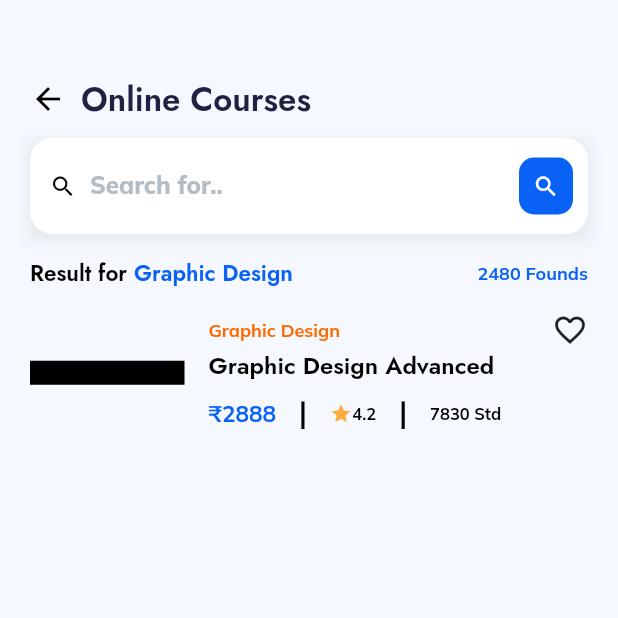
After one commit to kunalprabhu21/udemy, a Flutter app: the SearchViewResults screen opened directly, on a phone screen of 412 x 824 dp, the top half of it. The commit adds this screen. Run offline on Flutter 3.47's test engine with Material 2 defaults, Android fonts, the phone set to English and light mode, and no system bars; our stand-ins replace carousel_slider, flutter_spinkit, google_fonts, introduction_screen, smooth_page_indicator; network calls fail.

Commit message:
search implemented

```diff
--- a/lib/screens/Home.dart
+++ b/lib/screens/Home.dart
@@ -5,6 +5,7 @@ import 'package:smooth_page_indicator/smooth_page_indicator.dart';
 
 import '../theme/screen_util.dart';
 import '../theme/theme_helper.dart';
+import 'Searchview.dart';
 
 
 class HomeScreen extends StatefulWidget {
@@ -38,6 +39,7 @@ class _HomeScreenState extends State<HomeScreen> {
               children: [
                 SizedBox(height: 44,),
                 CustomSearchView(
+                  onPressedSearchBar: openSearchDelegate,
                   onPressedSuffix: openBottomSheet,
                   autofocus: false,
                   controller: searchController,
@@ -138,12 +140,10 @@ class _HomeScreenState extends State<HomeScreen> {
                               ),
                               // height: 90.0, // Adjust the width as needed
                               width: 250,
-
                               child: Column(
                                 crossAxisAlignment: CrossAxisAlignment.start,
                                 children: [
                                   Row(
-
                                     children: [
                                       Text("Graphic Design",style: theme.textTheme.titleSmall?.copyWith(color: Color(0xffFF6B00)),),
                                       Icon(Icons.favorite_border)
@@ -258,6 +258,14 @@ class _HomeScreenState extends State<HomeScreen> {
       },
     );
   }
+
+  void openSearchDelegate() {
+    Navigator.push(
+      context,
+      MaterialPageRoute(builder: (context) => SearchView()),
+    );
+  }
+
   /// Section Widget
   PreferredSizeWidget _buildAppBar(BuildContext context) {
     return AppBar(
@@ -319,6 +327,7 @@ class CustomSearchView extends StatelessWidget {
     this.validator,
     this.onChanged,
     this.onPressedSuffix,
+    this.onPressedSearchBar,
   }) : super(
     key: key,
   );
@@ -367,13 +376,18 @@ class CustomSearchView extends StatelessWidget {
 
   final VoidCallback? onPressedSuffix;
 
+  final VoidCallback? onPressedSearchBar;
+
   @override
   Widget build(BuildContext context) {
     return alignment != null
-        ? Align(
+        ? GestureDetector(
+      onTap: onPressedSearchBar,
+          child: Align(
       alignment: alignment ?? Alignment.center,
       child: searchViewWidget(context),
-    )
+    ),
+        )
         : searchViewWidget(context);
   }
 
@@ -390,6 +404,7 @@ class CustomSearchView extends StatelessWidget {
     ),
     width: width ?? double.maxFinite,
     child: TextFormField(
+      onTap: onPressedSearchBar,
       scrollPadding:
       EdgeInsets.only(bottom: MediaQuery.of(context).viewInsets.bottom),
       controller: controller,
--- /dev/null
+++ b/lib/screens/searchResults/search_results.dart
@@ -0,0 +1,138 @@
+import 'package:flutter/material.dart';
+
+import '../../theme/screen_util.dart';
+import '../../theme/theme_helper.dart';
+import '../Home.dart';
+
+
+
+
+class SearchViewResults extends StatelessWidget {
+  @override
+  Widget build(BuildContext context) {
+    return Scaffold(
+      backgroundColor: Color(0xffF5F9FF),
+      body: YourContentWidget(),
+    );
+  }
+}
+
+class YourContentWidget extends StatefulWidget {
+  @override
+  _YourContentWidgetState createState() => _YourContentWidgetState();
+}
+
+class _YourContentWidgetState extends State<YourContentWidget> {
+  String searchQuery = '';
+  List<String> suggestions = []; // Simulated dynamic suggestions
+  TextEditingController searchController = TextEditingController();
+  @override
+  Widget build(BuildContext context) {
+    return Padding(
+      padding: const EdgeInsets.symmetric(horizontal: 20,vertical: 20),
+      child: Column(
+        children: [
+          SizedBox(height: 30,),
+          Row(
+            children: [
+
+              Icon(Icons.arrow_back_sharp,color: Colors.black,),
+              SizedBox(width: 10,),
+              Text('Online Courses',style: theme.textTheme.headlineSmall,),
+
+            ],
+          ),
+          SizedBox(height: 10,),
+          CustomSearchView(
+            onChanged: (query){
+              // setState(() {
+              //   searchQuery = query;
+              //   suggestions = query.isNotEmpty ? fetchSuggestions(query): [];
+              // });
+            },
+            autofocus: false,
+            controller: searchController,
+            hintText: "Search for..",
+            suffix: Icon(Icons.search_sharp,color: Colors.white,),
+            prefix: Icon(Icons.search_sharp,color: Colors.black,),
+          ),
+          SizedBox(height: 15,),
+          Row(
+            mainAxisAlignment: MainAxisAlignment.spaceBetween,
+            children: [
+              RichText(
+                text: TextSpan(
+                  children: [
+                    TextSpan(
+                      text: "Result for ",
+                      style:
+                      theme.textTheme.titleMedium?.copyWith(fontSize: 15,color: Colors.black),
+                    ),
+                    TextSpan(
+                      text: "Graphic Design",
+                      style:
+                      theme.textTheme.titleMedium?.copyWith(fontSize: 15,color: appTheme.blueA700),
+                    ),
+                  ],
+                ),
+                textAlign: TextAlign.left,
+              ),
+              Text('2480 Founds',style: theme.textTheme.titleSmall?.copyWith(color: appTheme.blueA700),),
+            ],
+          ),
+          SizedBox(height: 15,),
+          Container(
+   // Background color of the container
+
+    child: Row(
+    children: [
+    // Image container (one fourth of the width)
+    Container(
+    width: MediaQuery.of(context).size.width / 4,
+    color: Colors.black,
+      child: Text("wd"),
+    ),
+    SizedBox(width: 16.0), // Adjust the spacing between image and text
+
+    // Text container (remaining three fourths of the width)
+    Expanded(
+    child: Column(
+      mainAxisAlignment: MainAxisAlignment.start,
+      crossAxisAlignment: CrossAxisAlignment.start,
+      children: [
+        Row(
+
+          children: [
+            Text("Graphic Design",style: theme.textTheme.titleSmall?.copyWith(color: Color(0xffFF6B00)),),
+            Icon(Icons.favorite_border)
+          ],
+          mainAxisAlignment: MainAxisAlignment.spaceBetween,
+          crossAxisAlignment: CrossAxisAlignment.center,
+        ),
+        Text("Graphic Design Advanced",style: theme.textTheme.titleMedium?.copyWith(color: Colors.black),),
+        SizedBox(height: 8,),
+        Row(
+          children: [
+            Text("₹2888",style: CustomTextStyles.mulishExtraBold15Blue,),
+            SizedBox(width: 15,),
+            Text("|",style: CustomTextStyles.jostMedium18,),
+            SizedBox(width: 15,),
+            Icon(Icons.star,color: Colors.orangeAccent,size: 15,),
+            Text("4.2",style: CustomTextStyles.mulishExtraBold11,),
+            SizedBox(width: 15,),
+            Text("|",style: CustomTextStyles.jostMedium18,),
+            SizedBox(width: 15,),
+            Text("7830 Std",style: CustomTextStyles.mulishExtraBold11,),
+          ],
+        )
+      ],
+    ),
+    ),
+    ],
+    ),
+    ),
+        ],
+      ),
+    );
+  }
+}
```
Also changed, not shown: lib/screens/Searchview.dart (added, +120 -0 lines), pubspec.lock.
